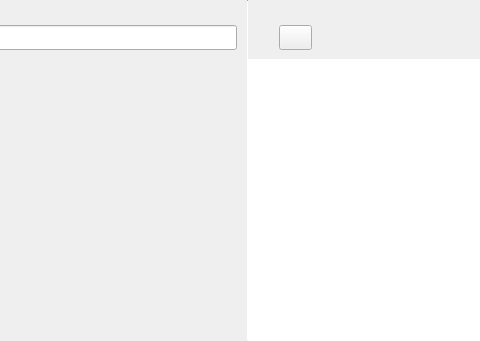
Old version of the form src/mainwindow.ui in the repository nuttyartist/notes; both pictures show x 96 to 576 and y 0 to 341 of the 757 by 341 pixel window.
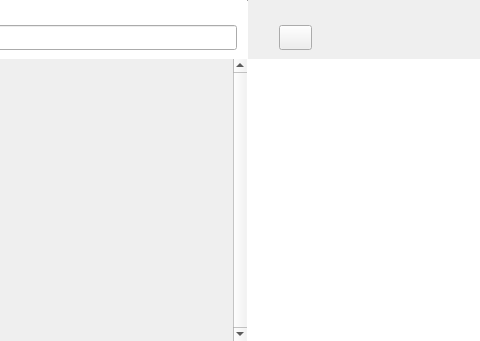
New version of the form. Icons and pictures are not drawn.

Commit message:
moving stylesheet of note widget to gui file
using QStringLiteral for const char*
storing title label font metrics into a member
making dateTime parsing more efficient

```diff
--- a/src/mainwindow.ui
+++ b/src/mainwindow.ui
@@ -26,7 +26,26 @@
    <string>Notes</string>
   </property>
   <property name="styleSheet">
-   <string notr="true"/>
+   <string notr="true">#frameLeft{
+background-color: rgb(255, 255, 255);
+}
+
+NoteData #container {
+  border: none;
+  background-color: white
+}
+NoteData #titleLabel{
+  margin-left:8px;
+  padding:0px;
+  color: black;
+}
+
+NoteData #dateLabel{
+  padding:0px;
+  margin-left:7px;
+  color: rgb(132, 132, 132);
+}
+</string>
   </property>
   <property name="documentMode">
    <bool>false</bool>
@@ -483,6 +502,12 @@
             <property name="frameShape">
              <enum>QFrame::NoFrame</enum>
             </property>
+            <property name="verticalScrollBarPolicy">
+             <enum>Qt::ScrollBarAlwaysOn</enum>
+            </property>
+            <property name="horizontalScrollBarPolicy">
+             <enum>Qt::ScrollBarAlwaysOff</enum>
+            </property>
             <property name="sizeAdjustPolicy">
              <enum>QAbstractScrollArea::AdjustIgnored</enum>
             </property>
@@ -497,7 +522,7 @@
               <rect>
                <x>0</x>
                <y>0</y>
-               <width>344</width>
+               <width>330</width>
                <height>276</height>
               </rect>
              </property>
```
The commit also changes 2 other files.
